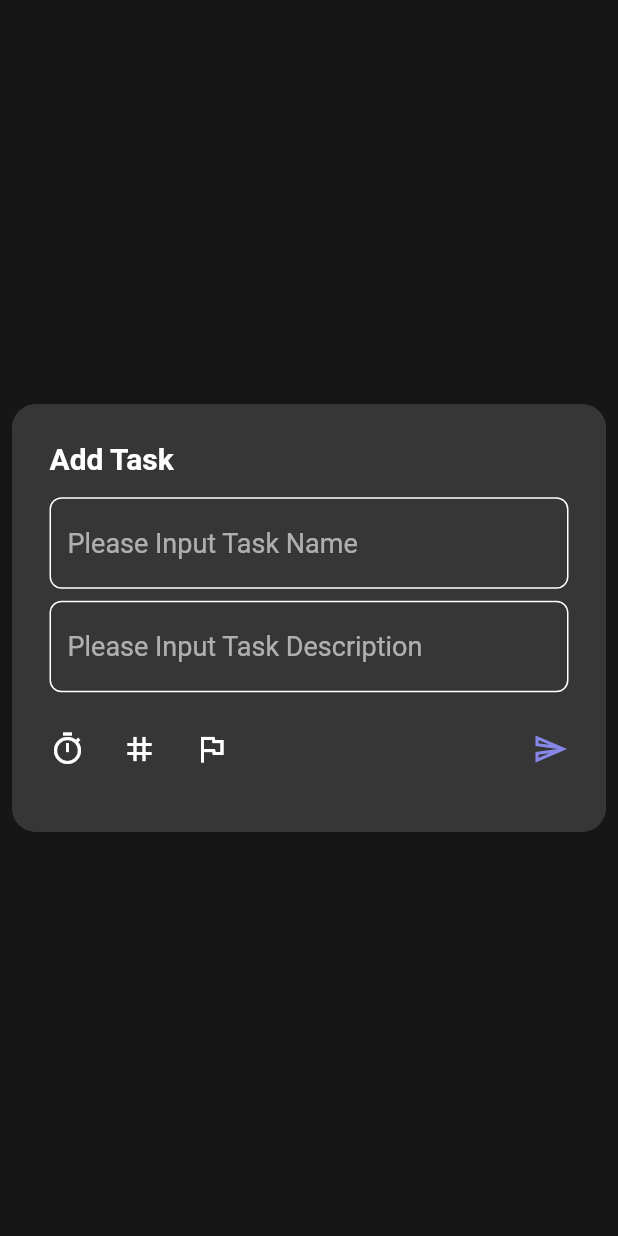
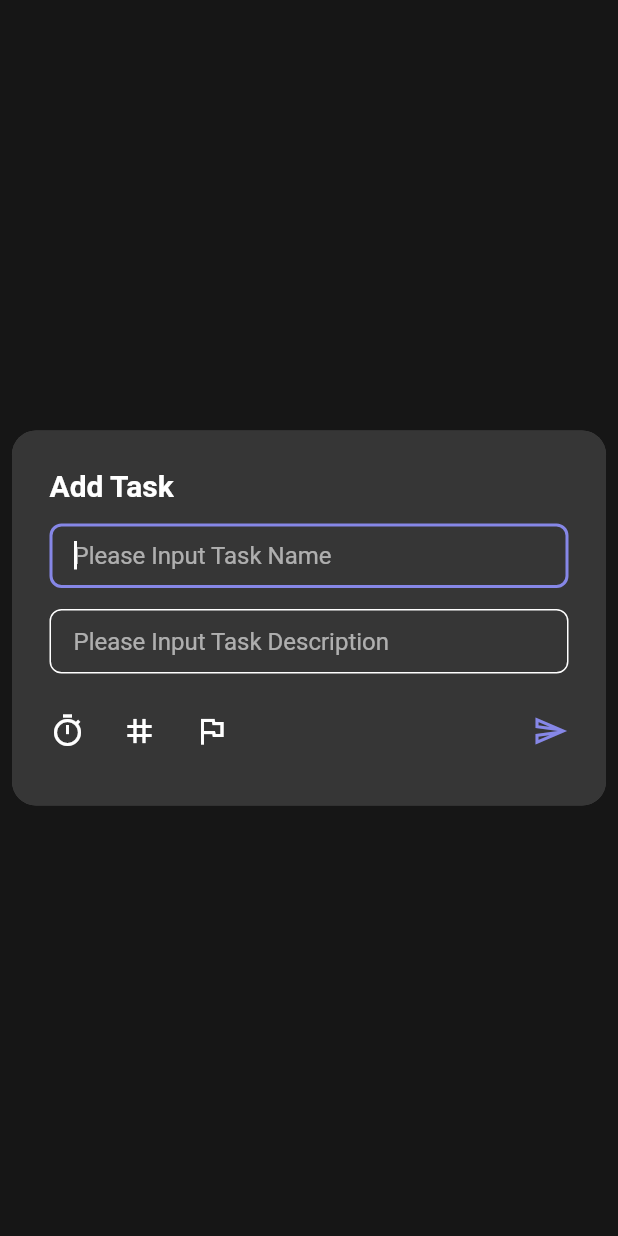
Before and after one commit to B5ben86/FlutterToDoList, a Flutter app: what showAddTaskPopupDialogWidget() shows on an empty page, opened directly, on a phone screen of 412 x 824 dp. Run offline on Flutter 3.47's test engine with Material 2 defaults, Android fonts, the phone set to English and light mode, and no system bars; our stand-ins replace flutter_easyloading, flutter_mobx, flutter_svg, get_it, mobx, shared_preferences and 1 more; accounts and stored records are empty; generated files the repository leaves out were written again; network calls fail; Roboto replaces fonts that are missing (Hind).

```diff
--- a/lib/main.dart
+++ b/lib/main.dart
@@ -4,6 +4,7 @@ import 'package:flutter_localizations/flutter_localizations.dart';
 import 'package:uptodo/generated/l10n.dart';
 import 'package:uptodo/pages/welcome_pages/welcome_page.dart';
 import 'package:uptodo/utility/get_it_initial/GetItInitial.dart';
+import 'package:uptodo/utility/tools/navigation_service.dart';
 
 void main() {
   setupGetIt();
@@ -17,6 +18,7 @@ class MyApp extends StatelessWidget {
   @override
   Widget build(BuildContext context) {
     return MaterialApp(
+      navigatorKey: NavigationService.navigatorKey,
       localizationsDelegates: const [
         S.delegate,
         GlobalMaterialLocalizations.delegate,
--- a/lib/pages/home_pages/widgets/popup_widgets/add_task_popup_dialog/add_task_popup_dialog_widget.dart
+++ b/lib/pages/home_pages/widgets/popup_widgets/add_task_popup_dialog/add_task_popup_dialog_widget.dart
@@ -2,6 +2,7 @@ import 'package:flutter/material.dart';
 import 'package:uptodo/pages/home_pages/widgets/popup_widgets/add_task_popup_dialog/items/build_task_detail_setting_widget.dart';
 import 'package:uptodo/pages/home_pages/widgets/popup_widgets/add_task_popup_dialog/items/build_task_info_input_text_field_widget.dart';
 import 'package:uptodo/pages/home_pages/widgets/popup_widgets/add_task_popup_dialog/items/build_title_text_widget.dart';
+import 'package:uptodo/pages/home_pages/widgets/popup_widgets/calendar_popup_dialog/calendar_popup_dialog_widget.dart';
 
 void showAddTaskPopupDialogWidget(BuildContext context) {
   showDialog(
@@ -16,7 +17,7 @@ void showAddTaskPopupDialogWidget(BuildContext context) {
             color: Theme.of(context).cardColor,
             borderRadius: BorderRadius.circular(16),
           ),
-          height: 285,
+          height: 250,
           width: double.infinity,
           child: Padding(
             padding: const EdgeInsets.all(25.0),
@@ -31,18 +32,7 @@ void showAddTaskPopupDialogWidget(BuildContext context) {
                 ),
                 buildTaskInfoInputTextFieldWidget(
                   'Please Input Task Name',
-                  (text) {
-                    debugPrint('onEditChanged : $text');
-                  },
-                  (text) {
-                    debugPrint('onSubmitted : $text');
-                  },
-                ),
-                const SizedBox(
-                  height: 8,
-                ),
-                buildTaskInfoInputTextFieldWidget(
-                  'Please Input Task Description',
+                  true,
                   (text) {
                     debugPrint('onEditChanged : $text');
                   },
@@ -53,7 +43,25 @@ void showAddTaskPopupDialogWidget(BuildContext context) {
                 const SizedBox(
                   height: 14,
                 ),
-                buildTaskDetailSettingWidget(context),
+                buildTaskInfoInputTextFieldWidget(
+                  'Please Input Task Description',
+                  false,
+                  (text) {
+                    debugPrint('onEditChanged : $text');
+                  },
+                  (text) {
+                    debugPrint('onSubmitted : $text');
+                  },
+                ),
+                const SizedBox(
+                  height: 14,
+                ),
+                buildTaskDetailSettingWidget(context, (itemType) {
+                  if (itemType == ETaskSettingItemType.clock) {
+                    showCalendarPopupDialogWidget(context);
+                  }
+                  debugPrint('Task Detail Setting Item on pressed : $itemType');
+                }),
               ],
             ),
           ),
--- a/lib/pages/home_pages/widgets/popup_widgets/add_task_popup_dialog/items/build_task_detail_setting_widget.dart
+++ b/lib/pages/home_pages/widgets/popup_widgets/add_task_popup_dialog/items/build_task_detail_setting_widget.dart
@@ -1,18 +1,26 @@
 import 'package:flutter/material.dart';
 
-Widget buildTaskDetailSettingWidget(BuildContext context) {
+enum ETaskSettingItemType {
+  clock,
+  tag,
+  priority,
+  confirm,
+}
+
+Widget buildTaskDetailSettingWidget(
+    BuildContext context, Function(ETaskSettingItemType itemType) onPressed) {
   return Row(
     mainAxisAlignment: MainAxisAlignment.spaceBetween,
     crossAxisAlignment: CrossAxisAlignment.center,
     mainAxisSize: MainAxisSize.max,
     children: [
-      _buildLeftItems(),
-      _buildRightItem(context),
+      _buildLeftItems(onPressed),
+      _buildRightItem(context, onPressed),
     ],
   );
 }
 
-Widget _buildLeftItems() {
+Widget _buildLeftItems(Function(ETaskSettingItemType itemType) onPressed) {
   return Row(
     mainAxisAlignment: MainAxisAlignment.start,
     crossAxisAlignment: CrossAxisAlignment.center,
@@ -21,7 +29,9 @@ Widget _buildLeftItems() {
       IconButton(
           alignment: Alignment.centerLeft,
           padding: const EdgeInsets.only(left: 0),
-          onPressed: () {},
+          onPressed: () {
+            onPressed(ETaskSettingItemType.clock);
+          },
           icon: const Icon(
             Icons.timer_outlined,
             size: 24,
@@ -29,7 +39,9 @@ Widget _buildLeftItems() {
       IconButton(
           alignment: Alignment.centerLeft,
           padding: const EdgeInsets.only(left: 0),
-          onPressed: () {},
+          onPressed: () {
+            onPressed(ETaskSettingItemType.tag);
+          },
           icon: const Icon(
             Icons.tag_outlined,
             size: 24,
@@ -37,7 +49,9 @@ Widget _buildLeftItems() {
       IconButton(
           alignment: Alignment.centerLeft,
           padding: const EdgeInsets.only(left: 0),
-          onPressed: () {},
+          onPressed: () {
+            onPressed(ETaskSettingItemType.priority);
+          },
           icon: const Icon(
             Icons.flag_outlined,
             size: 24,
@@ -46,11 +60,14 @@ Widget _buildLeftItems() {
   );
 }
 
-Widget _buildRightItem(BuildContext context) {
+Widget _buildRightItem(
+    BuildContext context, Function(ETaskSettingItemType itemType) onPressed) {
   return IconButton(
     padding: const EdgeInsets.only(right: 0),
     alignment: Alignment.centerRight,
-    onPressed: () {},
+    onPressed: () {
+      onPressed(ETaskSettingItemType.confirm);
+    },
     icon: Icon(
       Icons.send_outlined,
       size: 24,
--- a/lib/pages/home_pages/widgets/popup_widgets/add_task_popup_dialog/items/build_task_info_input_text_field_widget.dart
+++ b/lib/pages/home_pages/widgets/popup_widgets/add_task_popup_dialog/items/build_task_info_input_text_field_widget.dart
@@ -1,13 +1,17 @@
 import 'package:flutter/material.dart';
+import 'package:uptodo/utility/tools/navigation_service.dart';
 
-Widget buildTaskInfoInputTextFieldWidget(String placeHolderText,
+Widget buildTaskInfoInputTextFieldWidget(String placeHolderText, bool autoFocus,
     Function(String text) onEditChanged, Function(String text) onSubmitted) {
   return SizedBox(
-    // height: 43,
+    height: 43,
     child: TextField(
-      style: const TextStyle(fontSize: 18),
+      autofocus: autoFocus,
+      style: const TextStyle(fontSize: 16),
       textAlignVertical: TextAlignVertical.center,
       decoration: InputDecoration(
+        contentPadding:
+            const EdgeInsets.only(left: 16, right: 16, top: 8, bottom: 8),
         enabledBorder: const OutlineInputBorder(
           borderSide: BorderSide(
             color: Colors.white,
@@ -22,12 +26,12 @@ Widget buildTaskInfoInputTextFieldWidget(String placeHolderText,
           ),
           borderRadius: BorderRadius.all(Radius.circular(8)),
         ),
-        focusedBorder: const OutlineInputBorder(
+        focusedBorder: OutlineInputBorder(
           borderSide: BorderSide(
-            color: Colors.white,
-            width: 1,
+            color: themeContext().primaryColor,
+            width: 2,
           ),
-          borderRadius: BorderRadius.all(Radius.circular(8)),
+          borderRadius: const BorderRadius.all(Radius.circular(8)),
         ),
         hintText: placeHolderText,
       ),
--- /dev/null
+++ b/lib/utility/tools/navigation_service.dart
@@ -0,0 +1,9 @@
+import 'package:flutter/material.dart';
+
+class NavigationService {
+  static GlobalKey<NavigatorState> navigatorKey = GlobalKey<NavigatorState>();
+}
+
+ThemeData themeContext() {
+  return Theme.of(NavigationService.navigatorKey.currentContext!);
+}
--- a/pubspec.yaml
+++ b/pubspec.yaml
@@ -47,6 +47,8 @@ dependencies:
   flutter_mobx: ^2.0.6+5
   provider: ^6.0.4
   get_it: ^7.2.0
+  table_calendar: ^3.0.8
+  intl: ^0.17.0
 
 dev_dependencies:
   flutter_test:
```
Also changed, not shown: lib/pages/home_pages/calendar_page_body/calendar_page_body.dart (+30 -10 lines), lib/pages/home_pages/widgets/popup_widgets/calendar_popup_dialog/calendar_popup_dialog_widget.dart (added, +142 -0 lines), pubspec.lock.
